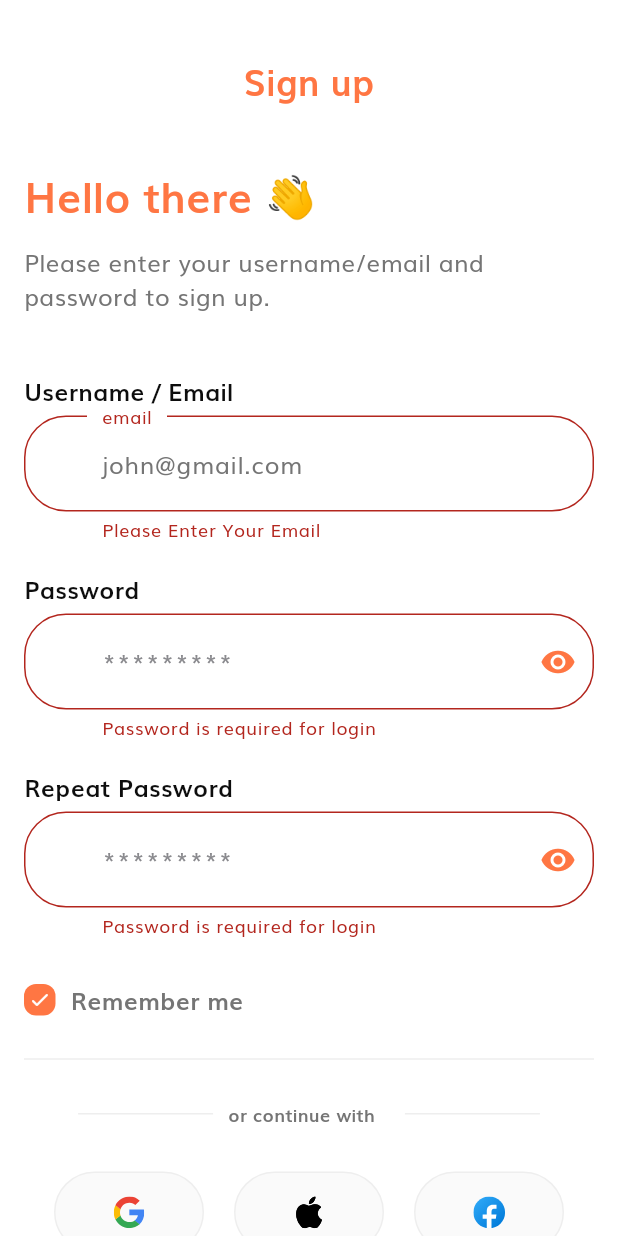
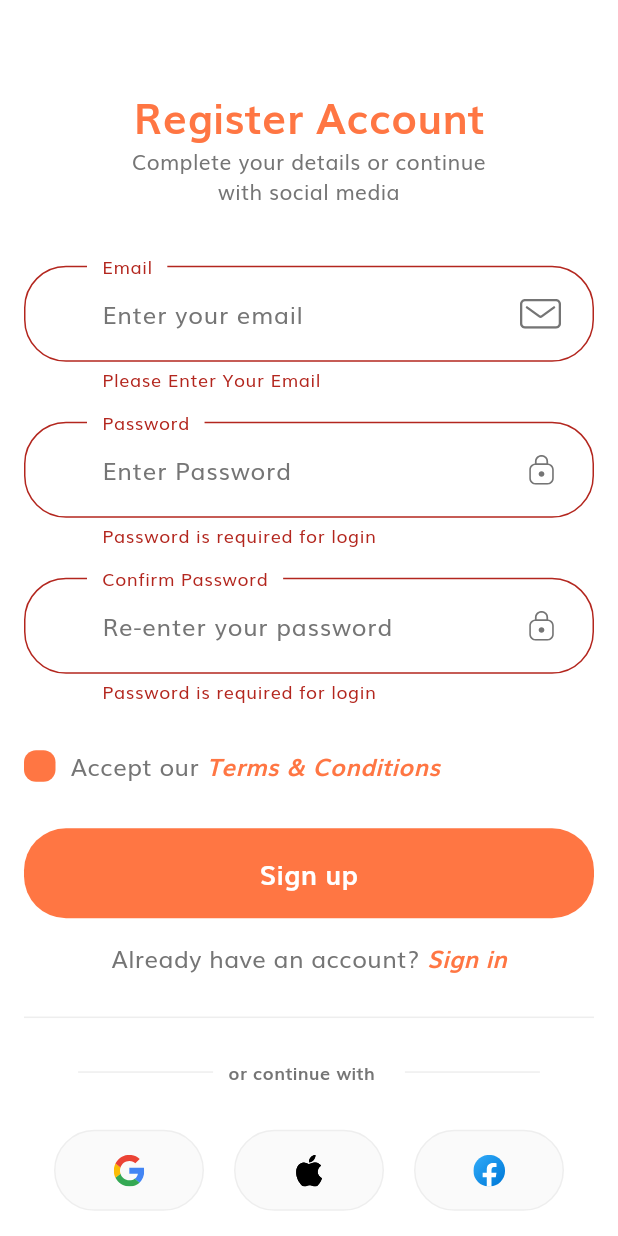
Before and after one commit to Mukarram-Dev/Ecommerce-App-Flutter, a Flutter app: the SignUpScreen screen opened directly, after a tap on "Sign up", on a phone screen of 412 x 824 dp. Run offline on Flutter 3.47's test engine with Material 3 defaults, Android fonts, the phone set to English and light mode, and no system bars; our stand-ins replace another_flushbar, flutter_hooks, flutter_riverpod, flutter_svg, fluttertoast, go_router and 1 more.

Commit message:
signup screen UI added

```diff
--- a/lib/config/theme/theme.dart
+++ b/lib/config/theme/theme.dart
@@ -15,7 +15,10 @@ ThemeData theme() {
           color: Colors.white,
         ),
       ),
-  );
+      dialogBackgroundColor: AppColors.white,
+      dialogTheme: const DialogTheme(
+        backgroundColor: AppColors.white,
+      ));
 }
 
 InputDecorationTheme inputDecorationTheme() {
--- a/lib/utils/app_constants.dart
+++ b/lib/utils/app_constants.dart
@@ -1,4 +1,6 @@
 import 'package:ecommerce_app/models/language_model.dart';
+import 'package:ecommerce_app/utils/utils.dart';
+import 'package:flutter/material.dart';
 
 class AppConstants {
   static final languageList = <Language>[
@@ -9,4 +11,14 @@ class AppConstants {
     Language(name: 'German', flag: '🇩🇪'),
     Language(name: 'Spanish', flag: '🇨🇰'),
   ];
+
+  static bool? validatePassword(
+      String? value, String? val2, BuildContext context) {
+    if (value == val2) {
+      return true;
+    } else {
+      Utils.flushBarErrorMessage('Password not same', context);
+      return false;
+    }
+  }
 }
--- a/lib/utils/utils.dart
+++ b/lib/utils/utils.dart
@@ -54,7 +54,7 @@ class Utils {
         padding: const EdgeInsets.all(15),
         message: message,
         duration: const Duration(seconds: 3),
-        borderRadius: BorderRadius.circular(8),
+        borderRadius: BorderRadius.circular(20),
         flushbarPosition: FlushbarPosition.BOTTOM,
         backgroundColor: Colors.red,
         reverseAnimationCurve: Curves.easeInOut,
--- a/lib/views/login/hooks/custom_hook_provider.dart
+++ /dev/null
@@ -1,7 +0,0 @@
-import 'package:flutter_hooks/flutter_hooks.dart';
-import 'package:flutter_riverpod/flutter_riverpod.dart';
-
-T useAuthProvider<T>(AlwaysAliveRefreshable<T> provider) {
-  final context = useContext();
-  return ProviderScope.containerOf(context).read(provider);
-}
--- a/lib/views/signup/hooks/signup_auth_hook.dart
+++ /dev/null
@@ -1,7 +0,0 @@
-import 'package:flutter_hooks/flutter_hooks.dart';
-import 'package:flutter_riverpod/flutter_riverpod.dart';
-
-T useSignupProvider<T>(Provider<T> provider) {
-  final context = useContext();
-  return ProviderScope.containerOf(context).read(provider);
-}
--- a/lib/views/signup/signup_screen.dart
+++ b/lib/views/signup/signup_screen.dart
@@ -1,11 +1,13 @@
 import 'package:ecommerce_app/config/components/custom_button.dart';
 import 'package:ecommerce_app/config/components/custom_dialog_widget.dart';
-import 'package:ecommerce_app/config/components/custom_text_field.dart';
 import 'package:ecommerce_app/config/theme/colors.dart';
 import 'package:ecommerce_app/config/theme/text_theme_style.dart';
+import 'package:ecommerce_app/utils/app_constants.dart';
 import 'package:ecommerce_app/utils/gaps.dart';
+import 'package:ecommerce_app/utils/size_config.dart';
 import 'package:ecommerce_app/utils/utils.dart';
-import 'package:ecommerce_app/views/signup/widget/password_field.dart';
+import 'package:ecommerce_app/views/login/widgets/divders_widget.dart';
+import 'package:ecommerce_app/views/signup/widget/social_form_signup.dart';
 import 'package:flutter/gestures.dart';
 import 'package:flutter/material.dart';
 import 'package:flutter_hooks/flutter_hooks.dart';
@@ -17,12 +19,14 @@ class SignUpScreen extends HookWidget {
 
   @override
   Widget build(BuildContext context) {
+    // final authController = useAuthProvider(authControllerProvider.notifier);
+    final formKey = GlobalKey<FormState>();
     final repeatPassController = useTextEditingController();
     final emailController = useTextEditingController();
     final passwordController = useTextEditingController();
 
-    // final authController = useAuthProvider(authControllerProvider.notifier);
-    final formKey = GlobalKey<FormState>();
+    final isTermsAccepted = useState<bool>(false);
+    SizeConfig().init;
 
     return SafeArea(
       child: Scaffold(
@@ -31,148 +35,125 @@ class SignUpScreen extends HookWidget {
             child: Padding(
               padding: const EdgeInsets.all(16.0),
               child: Column(
-                  crossAxisAlignment: CrossAxisAlignment.start,
+                  crossAxisAlignment: CrossAxisAlignment.center,
                   mainAxisSize: MainAxisSize.min,
                   children: [
-                    Gaps.verticalGapOf(20),
-                    Align(
-                      alignment: Alignment.center,
-                      child: Text(
-                        'Sign up',
-                        style: AppTextStyles.textTitle(
-                            fontWeight: FontWeight.w700),
-                      ),
-                    ),
+                    Gaps.verticalGapOf(SizeConfig.screenHeight! * 0.05),
+                    _buildTopHeading(),
                     Gaps.verticalGapOf(40),
-                    Text(
-                      'Hello there 👋',
-                      style: AppTextStyles.textHeading(),
-                    ),
-                    Gaps.verticalGapOf(10),
-                    Flexible(
-                      child: Text(
-                        'Please enter your username/email and password to sign up.',
-                        style: AppTextStyles.textBody(),
-                      ),
-                    ),
-                    Gaps.verticalGapOf(40),
-                    Form(
-                      key: formKey,
-                      child: Column(
-                        crossAxisAlignment: CrossAxisAlignment.start,
-                        children: [
-                          Text(
-                            'Username / Email',
-                            style: AppTextStyles.textLabel(),
-                          ),
-                          Gaps.verticalGapOf(5),
-                          CustomTextFieldWidget(
-                            labelText: 'email',
-                            controller: emailController,
-                            textInputType: TextInputType.emailAddress,
-                            hintTitle: 'john@gmail.com',
-                            validator: (value) {
-                              if (value!.isEmpty) {
-                                return ("Please Enter Your Email");
-                              }
-                              // reg expression for email validation
-                              else if (!RegExp(
-                                      "^[a-zA-Z0-9+_.-]+@[a-zA-Z0-9.-]+.[a-z]")
-                                  .hasMatch(value)) {
-                                return ("Please Enter a valid email");
-                              }
-                              return null;
-                            },
-                          ),
-                          Gaps.verticalGapOf(20),
-                          Text(
-                            'Password',
-                            style: AppTextStyles.textLabel(),
-                          ),
-                          Gaps.verticalGapOf(5),
-                          PasswordFieldWidgetSignup(
+                    SocialFormSignup(
+                      formKey: formKey,
+                      emailController: emailController,
                       passwordController: passwordController,
-                          ),
-                          Gaps.verticalGapOf(20),
-                          Text(
-                            'Repeat Password',
-                            style: AppTextStyles.textLabel(),
-                          ),
-                          Gaps.verticalGapOf(5),
-                          PasswordFieldWidgetSignup(
-                            passwordController: repeatPassController,
-                          ),
-                        ],
-                      ),
+                      repeatPassController: repeatPassController,
                     ),
                     Gaps.verticalGapOf(30),
-                    Row(
+                    _buildAgreeCheck(isTermsAccepted),
+                    Gaps.verticalGapOf(30),
+                    _buildSignupBtn(context, formKey, passwordController,
+                        repeatPassController, isTermsAccepted.value),
+                    Gaps.verticalGapOf(15),
+                    _buildAlreadyAccountTxt(context),
+                    Gaps.verticalGapOf(20),
+                    const DivdersWidget(),
+                    Gaps.verticalGapOf(30),
+                    _buildSocialRow(),
+                  ]),
+            ),
+          )),
+    );
+  }
+}
+
+bool validateFields(bool isSelected, BuildContext context) {
+  if (isSelected) {
+    return true;
+  } else {
+    Utils.flushBarErrorMessage(
+        'Please Accept Terms & Conditions to proceed', context);
+    return false;
+  }
+}
+
+Widget _buildAgreeCheck(ValueNotifier<bool> isSelected) {
+  return Row(
     children: [
-                        Container(
+      GestureDetector(
+        onTap: () => isSelected.value = !isSelected.value,
+        child: Container(
           height: 21,
           width: 21,
           decoration: const BoxDecoration(
             borderRadius: BorderRadius.all(Radius.circular(8)),
             color: AppColors.primaryColor,
           ),
-                          child: const Icon(
+          child: isSelected.value
+              ? const Icon(
                   Icons.check_rounded,
                   color: AppColors.white,
                   size: 15,
+                )
+              : null,
         ),
       ),
       Gaps.horizontalGapOf(10),
-                        Text(
-                          'Remember me',
-                          style: AppTextStyles.textLabel(
-                              color: AppColors.colorText),
-                        )
+      Text.rich(
+        TextSpan(
+          text: 'Accept our',
+          style: AppTextStyles.textBody(),
+          children: [
+            TextSpan(
+                text: ' Terms & Conditions',
+                style: AppTextStyles.textBodyItalic(
+                  fontWeight: FontWeight.bold,
+                  color: AppColors.primaryColor,
+                )),
           ],
         ),
-                    Gaps.verticalGapOf(20),
-                    const Divider(
-                      color: AppColors.lightGrey,
-                    ),
-                    Gaps.verticalGapOf(20),
-                    Row(
-                      mainAxisAlignment: MainAxisAlignment.center,
-                      children: [
-                        Container(
-                          height: 1,
-                          width: 90,
-                          color: AppColors.lightGrey,
-                        ),
-                        Gaps.horizontalGapOf(10),
-                        Text(
-                          'or continue with',
-                          style: AppTextStyles.textCaption(),
-                        ),
-                        Gaps.horizontalGapOf(20),
-                        Container(
-                          height: 1,
-                          color: AppColors.lightGrey,
-                          width: 90,
       ),
     ],
-                    ),
-                    Gaps.verticalGapOf(30),
-                    Row(
-                      mainAxisAlignment: MainAxisAlignment.spaceEvenly,
+  );
+}
+
+Widget _buildAlreadyAccountTxt(BuildContext context) {
+  return Align(
+    alignment: Alignment.center,
+    child: Text.rich(
+      TextSpan(
+        text: 'Already have an account?',
+        style: AppTextStyles.textBody(),
         children: [
-                        socialContainer('assets/google.svg'),
-                        socialContainer('assets/apple.svg'),
-                        socialContainer('assets/fb.svg'),
+          TextSpan(
+              recognizer: TapGestureRecognizer()..onTap = () => context.pop(),
+              text: ' Sign in',
+              style: AppTextStyles.textBodyItalic(
+                fontWeight: FontWeight.bold,
+                color: AppColors.primaryColor,
+              )),
         ],
       ),
-                    Gaps.verticalGapOf(30),
-                    CustomButtonWidget(
+    ),
+  );
+}
+
+Widget _buildSignupBtn(
+    BuildContext context,
+    GlobalKey<FormState> formKey,
+    TextEditingController passwordController,
+    TextEditingController repeatPassController,
+    bool isTermSelected) {
+  return CustomButtonWidget(
     width: double.infinity,
     height: 60,
     title: 'Sign up',
     onPress: () async {
       if (formKey.currentState!.validate() &&
-                            validatePassword(passwordController.text,
-                                repeatPassController.text, context)!) {
+          AppConstants.validatePassword(
+            passwordController.text,
+            repeatPassController.text,
+            context,
+          )! &&
+          validateFields(isTermSelected, context)) {
         CustomDialogWidget.dialogLoading(
             msg: 'Creating Account...', context: context);
 
@@ -182,71 +163,31 @@ class SignUpScreen extends HookWidget {
         //     passwordController.text.trim());
       }
     },
-                    ),
-                    Gaps.verticalGapOf(15),
-                    Align(
-                      alignment: Alignment.center,
-                      child: Text.rich(
-                        TextSpan(
-                          text: 'Already have an account?',
-                          style: AppTextStyles.textBody(),
-                          children: [
-                            TextSpan(
-                                recognizer: TapGestureRecognizer()
-                                  ..onTap = () => context.pop(),
-                                text: ' Sign in',
-                                style: AppTextStyles.textBodyItalic(
-                                  fontWeight: FontWeight.bold,
-                                )),
-                          ],
-                        ),
-                      ),
-                    ),
-                  ]),
-            ),
-          )),
   );
 }
+
+Widget _buildSocialRow() {
+  return Row(
+    mainAxisAlignment: MainAxisAlignment.spaceEvenly,
+    children: [
+      socialContainer('assets/google.svg'),
+      socialContainer('assets/apple.svg'),
+      socialContainer('assets/fb.svg'),
+    ],
+  );
 }
 
-String? validateName(String? value) {
-  if (value!.isEmpty) {
-    return "Full Name cannot be Empty";
+Widget _buildTopHeading() {
+  return Column(
+    children: [
+      Text(
+        "Register Account",
+        style: AppTextStyles.textHeading(),
+      ),
+      const Text(
+        "Complete your details or continue \nwith social media",
+        textAlign: TextAlign.center,
+      ),
+    ],
+  );
 }
-  if (value.length < 3) {
-    return "Enter Valid name (Min. 3 Characters)";
-  }
-  return null;
-}
-
-String? validatePhone(String? value) {
-  if (value == null || value.isEmpty) {
-    return "Phone number cannot be empty";
-  }
-  if (!RegExp(r'^\d+$').hasMatch(value)) {
-    return "Phone number can only contain digits";
-  }
-  if (value.length < 10 || value.length > 15) {
-    return "Enter a valid phone number (10-15 digits)";
-  }
-  return null;
-}
-
-String? validateEmail(String? value) {
-  if (value!.isEmpty) {
-    return "Please Enter Your Email";
-  }
-  if (!RegExp("^[a-zA-Z0-9+_.-]+@[a-zA-Z0-9.-]+.[a-z]").hasMatch(value)) {
-    return "Please Enter a valid email";
-  }
-  return null;
-}
-
-bool? validatePassword(String? value, String? val2, BuildContext context) {
-  if (value == val2) {
-    return true;
-  } else {
-    Utils.flushBarErrorMessage('Password not same', context);
-    return false;
-  }
-}
--- a/lib/views/signup/widget/password_field.dart
+++ b/lib/views/signup/widget/password_field.dart
@@ -1,21 +1,24 @@
-import 'package:ecommerce_app/config/theme/colors.dart';
+import 'package:ecommerce_app/config/assets/image_assets.dart';
+import 'package:ecommerce_app/config/components/custom_suffix_icon.dart';
 import 'package:flutter/material.dart';
 import 'package:flutter_hooks/flutter_hooks.dart';
 
 class PasswordFieldWidgetSignup extends HookWidget {
   final TextEditingController passwordController;
+  final String labelText;
+  final String hintText;
   const PasswordFieldWidgetSignup({
     super.key,
     required this.passwordController,
+    required this.labelText,
+    required this.hintText,
   });
 
   @override
   Widget build(BuildContext context) {
-    final isObsecureText = useState<bool>(false);
-
     return TextFormField(
       controller: passwordController,
-      obscureText: isObsecureText.value,
+      obscureText: true,
       validator: (value) {
         RegExp regex = RegExp(r'^.{6,}$');
         if (value!.isEmpty) {
@@ -27,17 +30,10 @@ class PasswordFieldWidgetSignup extends HookWidget {
       },
       textInputAction: TextInputAction.done,
       decoration: InputDecoration(
-        focusedBorder: const UnderlineInputBorder(),
-        hintText: '*********',
-        hintStyle: const TextStyle(letterSpacing: 1.0, color: AppColors.grey1),
-        suffixIcon: IconButton(
-          onPressed: () {
-            isObsecureText.value = !isObsecureText.value;
-          },
-          icon: Icon(
-              isObsecureText.value ? Icons.visibility_off : Icons.visibility),
-          color: AppColors.primaryColor,
-        ),
+        floatingLabelBehavior: FloatingLabelBehavior.always,
+        hintText: hintText,
+        labelText: labelText,
+        suffixIcon: const CustomSuffixIcon(svgIcon: ImageAssets.lockSvg),
       ),
     );
   }
--- /dev/null
+++ b/lib/views/signup/widget/social_form_signup.dart
@@ -0,0 +1,72 @@
+import 'package:ecommerce_app/config/assets/image_assets.dart';
+import 'package:ecommerce_app/config/components/custom_suffix_icon.dart';
+import 'package:ecommerce_app/config/components/custom_text_field.dart';
+import 'package:ecommerce_app/utils/gaps.dart';
+import 'package:ecommerce_app/views/signup/widget/password_field.dart';
+import 'package:flutter/material.dart';
+
+class SocialFormSignup extends StatelessWidget {
+  final GlobalKey<FormState> formKey;
+  final TextEditingController passwordController;
+  final TextEditingController repeatPassController;
+  final TextEditingController emailController;
+
+  const SocialFormSignup({
+    super.key,
+    required this.formKey,
+    required this.passwordController,
+    required this.repeatPassController,
+    required this.emailController,
+  });
+
+  @override
+  Widget build(BuildContext context) {
+    return Form(
+      key: formKey,
+      child: Column(
+        crossAxisAlignment: CrossAxisAlignment.start,
+        children: [
+          _builEmailTextField(context, emailController),
+          Gaps.verticalGapOf(20),
+          PasswordFieldWidgetSignup(
+            passwordController: passwordController,
+            labelText: 'Password',
+            hintText: 'Enter Password',
+          ),
+          Gaps.verticalGapOf(20),
+          PasswordFieldWidgetSignup(
+            passwordController: repeatPassController,
+            labelText: 'Confirm Password',
+            hintText: 'Re-enter your password',
+          ),
+        ],
+      ),
+    );
+  }
+
+  Widget _builEmailTextField(
+    BuildContext context,
+    TextEditingController emailController,
+  ) {
+    return CustomTextFieldWidget(
+      labelText: 'Email',
+      controller: emailController,
+      textInputType: TextInputType.emailAddress,
+      hintTitle: 'Enter your email',
+      suffixIcon: const CustomSuffixIcon(
+        svgIcon: ImageAssets.mailSvg,
+      ),
+      validator: (value) {
+        if (value!.isEmpty) {
+          return ("Please Enter Your Email");
+        }
+        // reg expression for email validation
+        else if (!RegExp("^[a-zA-Z0-9+_.-]+@[a-zA-Z0-9.-]+.[a-z]")
+            .hasMatch(value)) {
+          return ("Please Enter a valid email");
+        }
+        return null;
+      },
+    );
+  }
+}
```
Lines whose indentation alone changed are shown as unchanged.
